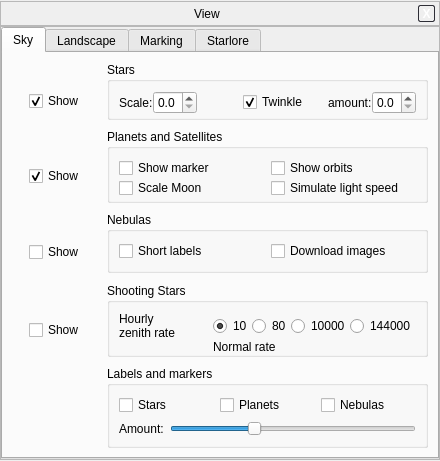
Before: the Qt Designer form src/gui/viewDialog.ui in 519984307/stellarium_src, drawn with Qt 5.
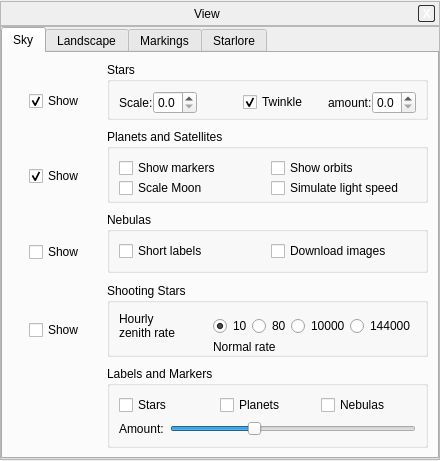
After: the same form once the commit is applied. The open tabs and pages were chosen to show the change. Icons and pictures are not drawn. Custom widgets are drawn as their Qt base class.

Commit message: Applied Andras patch.

```diff
--- a/src/gui/viewDialog.ui
+++ b/src/gui/viewDialog.ui
@@ -549,7 +549,7 @@
              <item row="0" column="0" >
               <widget class="QCheckBox" name="planetMarkerCheckBox" >
                <property name="text" >
-                <string>Show marker</string>
+                <string>Show markers</string>
                </property>
               </widget>
              </item>
@@ -940,7 +940,7 @@
           <item row="8" column="1" >
            <widget class="QGroupBox" name="groupBox_5" >
             <property name="title" >
-             <string>Labels and markers</string>
+             <string>Labels and Markers</string>
             </property>
             <layout class="QVBoxLayout" >
              <item>
@@ -1183,7 +1183,7 @@
         </widget>
         <widget class="QWidget" name="tabMarking" >
          <attribute name="title" >
-          <string>Marking</string>
+          <string>Markings</string>
          </attribute>
          <layout class="QGridLayout" >
           <item row="0" column="0" >
```
Left out of the diff: 4 changed lines with no effect on the pictures. The commit also changes 2 other files.
